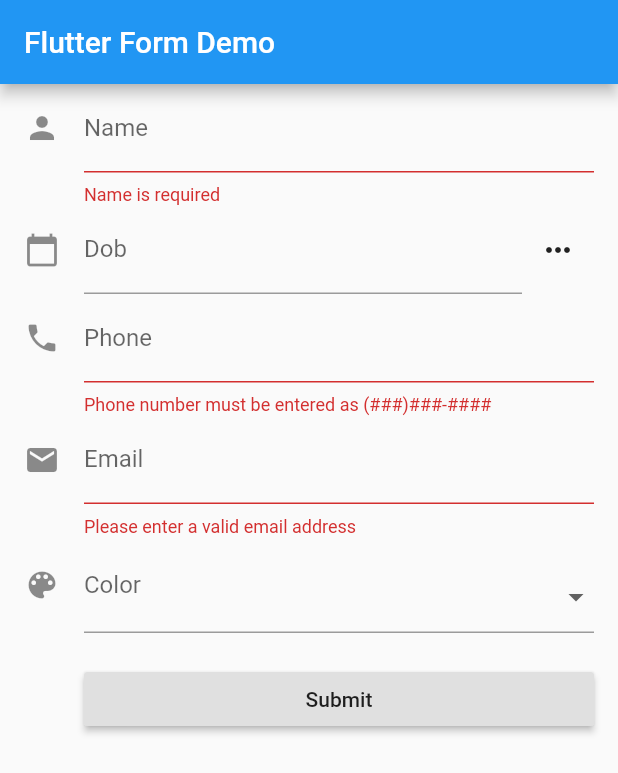
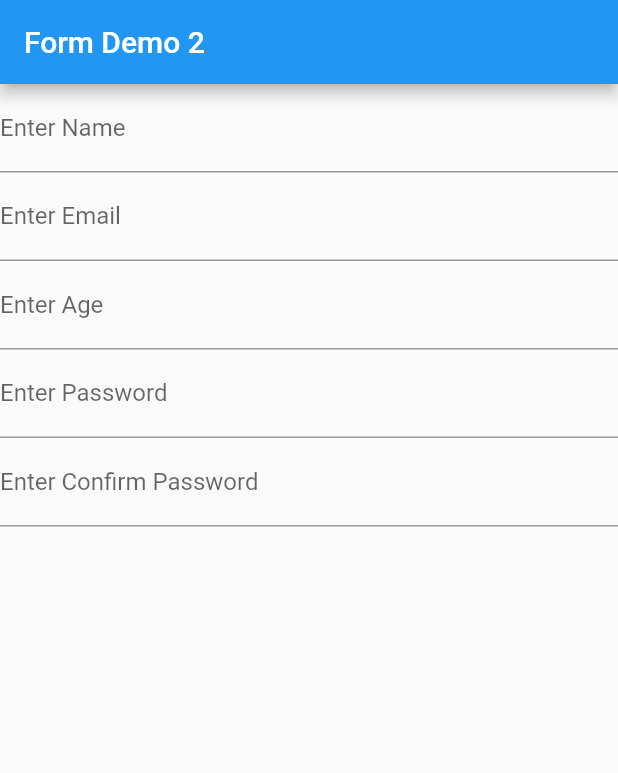
Before and after one commit to SonQBChau/basic_form, a Flutter app: the screen it shows after launch, on a phone screen of 412 x 824 dp. Shown: the top 773 px of the screen. Run offline on Flutter 3.47's test engine with Material 2 defaults, Android fonts, the phone set to English and light mode, and no system bars.

Commit message:
add form 1 with basic email and password form

```diff
--- /dev/null
+++ b/lib/form_page_2.dart
@@ -0,0 +1,142 @@
+import 'package:flutter/material.dart';
+import 'package:quiver/strings.dart';
+
+class FormPage2 extends StatefulWidget {
+  @override
+  _SignUpFormState createState() => new _SignUpFormState();
+}
+
+class _SignUpFormState extends State<FormPage2> {
+  final _formKey = GlobalKey<FormState>();
+  String _name = '';
+  String _email = '';
+  int _age = 0;
+
+  var _passKey = GlobalKey<FormFieldState>();
+
+  String _password = '';
+
+  @override
+  Widget build(BuildContext context) {
+    return Scaffold(
+      appBar: AppBar(
+        title: Text('Form Demo 2'),
+      ),
+      body: Form(
+        key: _formKey,
+        child: ListView(
+          children: getFormWidget(),
+        ),
+      ),
+    );
+  }
+
+  List<Widget> getFormWidget() {
+    List<Widget> formWidget = new List();
+
+    formWidget.add(nameTextField());
+    formWidget.add(emailTextField());
+    formWidget.add(ageTextField());
+    formWidget.add(passwordTextField());
+    formWidget.add(confirmPasswordTextField());
+
+    return formWidget;
+  }
+
+  TextFormField nameTextField() {
+    return TextFormField(
+      decoration: InputDecoration(labelText: 'Enter Name', hintText: 'Name'),
+      validator: (value) {
+        if (value.isEmpty) {
+          return 'Please enter a name';
+        }
+      },
+      onSaved: (value) {
+        setState(() {
+          _name = value;
+        });
+      },
+    );
+  }
+
+  TextFormField emailTextField() {
+    return TextFormField(
+      decoration:
+          InputDecoration(labelText: 'Enter Email', hintText: 'Email'),
+      keyboardType: TextInputType.emailAddress,
+      validator: validateEmail,
+      onSaved: (value) {
+        setState(() {
+          _email = value;
+        });
+      },
+    );
+  }
+
+  String validateEmail(String value) {
+    if (value.isEmpty) {
+      return 'Please enter email';
+    }
+
+    Pattern pattern =
+        r'^(([^<>()[\]\\.,;:\s@\"]+(\.[^<>()[\]\\.,;:\s@\"]+)*)|(\".+\"))@((\[[0-9]{1,3}\.[0-9]{1,3}\.[0-9]{1,3}\.[0-9]{1,3}\])|(([a-zA-Z\-0-9]+\.)+[a-zA-Z]{2,}))$';
+    RegExp regex = new RegExp(pattern);
+    if (!regex.hasMatch(value))
+      return 'Enter Valid Email';
+    else
+      return null;
+  }
+
+  TextFormField ageTextField() {
+    return TextFormField(
+      decoration:
+      InputDecoration(labelText: 'Enter Age', hintText: 'Age'),
+      keyboardType: TextInputType.number,
+      validator: (value) {
+        if (value.isEmpty) {
+          return 'Please enter age';
+        }
+      },
+      onSaved: (value) {
+        setState(() {
+          _age = int.tryParse(value);
+        });
+      },
+    );
+  }
+
+  TextFormField passwordTextField(){
+    return TextFormField(
+        key: _passKey,
+        obscureText: true,
+        decoration: InputDecoration(
+            hintText: 'Password', labelText: 'Enter Password'),
+        validator: (value) {
+          if (value.isEmpty) return 'Please Enter password';
+          if (value.length < 8)
+            return 'Password should be more than 8 characters';
+        });
+  }
+
+  TextFormField confirmPasswordTextField(){
+    return TextFormField(
+        obscureText: true,
+        decoration: InputDecoration(
+            hintText: 'Confirm Password',
+            labelText: 'Enter Confirm Password'),
+        validator: (confirmPassword) {
+          if (confirmPassword.isEmpty) return 'Enter confirm password';
+          var password = _passKey.currentState.value;
+          if (!equalsIgnoreCase(confirmPassword, password))
+            return 'Confirm Password invalid';
+        },
+        onSaved: (value) {
+          setState(() {
+            _password = value;
+          });
+        });
+  }
+
+
+
+}
--- a/lib/main.dart
+++ b/lib/main.dart
@@ -1,4 +1,5 @@
 import 'package:basic_form/form_page_1.dart';
+import 'package:basic_form/form_page_2.dart';
 import 'package:flutter/material.dart';
 
 
@@ -12,7 +13,8 @@ class MyApp extends StatelessWidget {
       theme: new ThemeData(
         primarySwatch: Colors.blue,
       ),
-      home: new FormPage1(title: 'Flutter Form Demo'),
+//      home: new FormPage1(title: 'Flutter Form Demo'),
+      home: new FormPage2(),
     );
   }
 }
```
